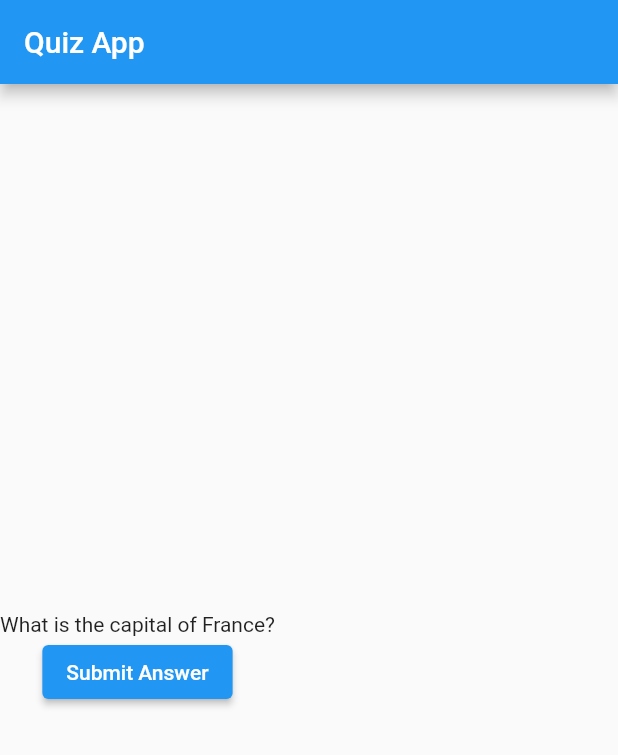
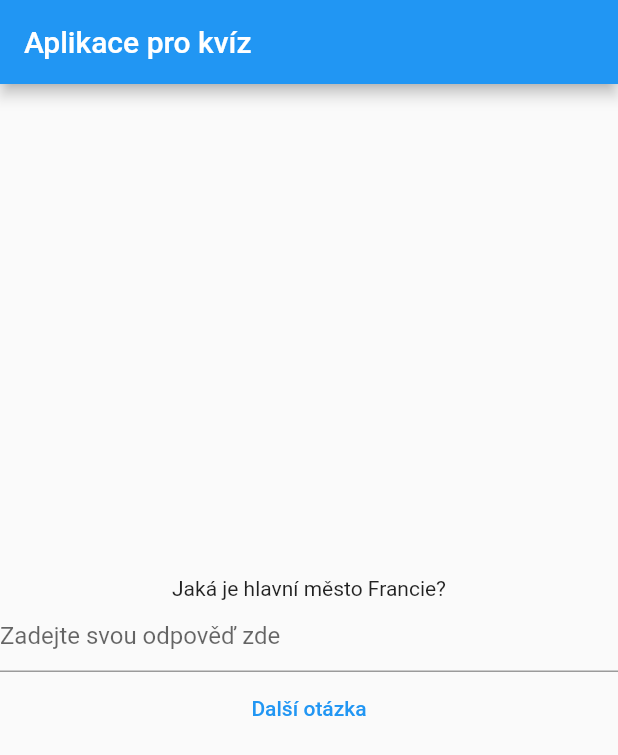
Before and after one commit to chat-app-gymcl/Besidka, a Flutter app: the screen it shows after launch, on a phone screen of 412 x 824 dp. Shown: the top 755 px of the screen. Run offline on Flutter 3.47's test engine with Material 2 defaults, Android fonts, the phone set to English and light mode, and no system bars.

Commit message:
tlacitko nefunguje zkousim zpravit

```diff
--- a/lib/main.dart
+++ b/lib/main.dart
@@ -13,30 +13,38 @@ class QuizApp extends StatelessWidget {
     String correctAnswer = questions[currentQuestionIndex].answer;
 
     if (userAnswer == correctAnswer) {
-      print('Correct answer!');
+      print('Správná odpověď!');
     } else {
-      print('Incorrect answer');
+      print('Špatná odpověď');
     }
   }
 
   @override
   Widget build(BuildContext context) {
     return MaterialApp(
-      title: 'Quiz App',
+      title: 'Aplikace pro kvíz',
       theme: ThemeData(
         primarySwatch: Colors.blue,
       ),
       home: Scaffold(
         appBar: AppBar(
-          title: Text('Quiz App'),
+          title: Text('Aplikace pro kvíz'),
         ),
         body: Column(
           mainAxisAlignment: MainAxisAlignment.center,
           children: [
             Text(questions[currentQuestionIndex].question),
-            ElevatedButton(
+            TextField(
+              decoration: InputDecoration(
+                hintText: 'Zadejte svou odpověď zde',
+              ),
+              onSubmitted: (String userAnswer) {
+                checkAnswer(userAnswer);
+              },
+            ),
+            TextButton(
               onPressed: nextQuestion,
-              child: Text('Submit Answer'),
+              child: Text('Další otázka'),
             ),
           ],
         ),
@@ -53,7 +61,7 @@ class Question {
 }
 
 List<Question> questions = [
-  Question('What is the capital of France?', 'Paris'),
-  Question('What is the capital of Spain?', 'Madrid'),
-  Question('What is the capital of Italy?', 'Rome'),
+  Question('Jaká je hlavní město Francie?', 'Paříž'),
+  Question('Jaká je hlavní město Španělska?', 'Madrid'),
+  Question('Jaké je hlavní město Itálie?', 'Řím'),
 ];
```
